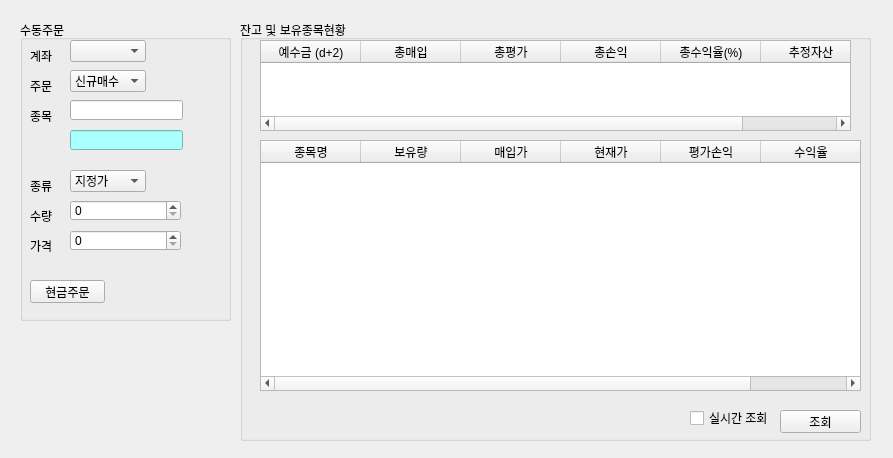
Before: the Qt Designer form kiwoom/work/ui/kiwoom/main.ui in wangta69/python, drawn with Qt 5.
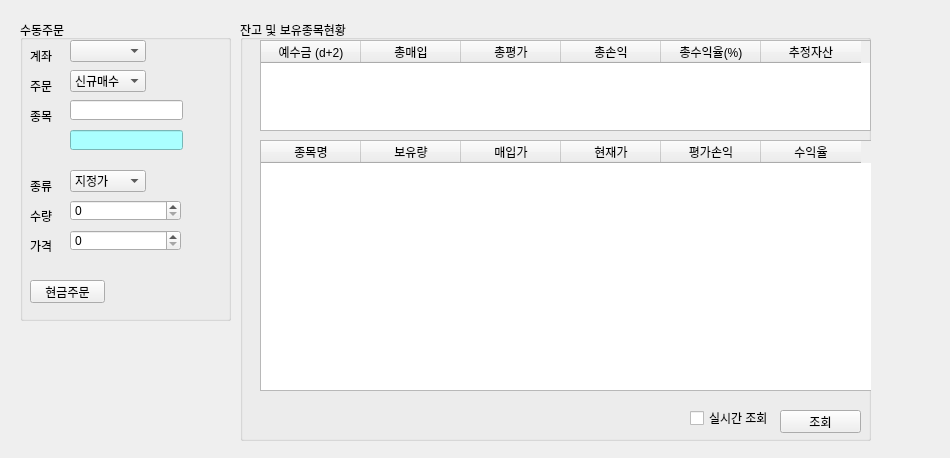
After: the same form once the commit is applied.

```diff
--- a/kiwoom/work/ui/kiwoom/main.ui
+++ b/kiwoom/work/ui/kiwoom/main.ui
@@ -6,7 +6,7 @@
    <rect>
     <x>0</x>
     <y>0</y>
-    <width>893</width>
+    <width>950</width>
     <height>458</height>
    </rect>
   </property>
@@ -263,7 +263,7 @@
      <rect>
       <x>20</x>
       <y>20</y>
-      <width>591</width>
+      <width>611</width>
       <height>91</height>
      </rect>
     </property>
@@ -303,7 +303,7 @@
      <rect>
       <x>20</x>
       <y>120</y>
-      <width>601</width>
+      <width>621</width>
       <height>251</height>
      </rect>
     </property>
```
Left out of the diff: 4 changed lines with no effect on the pictures.
